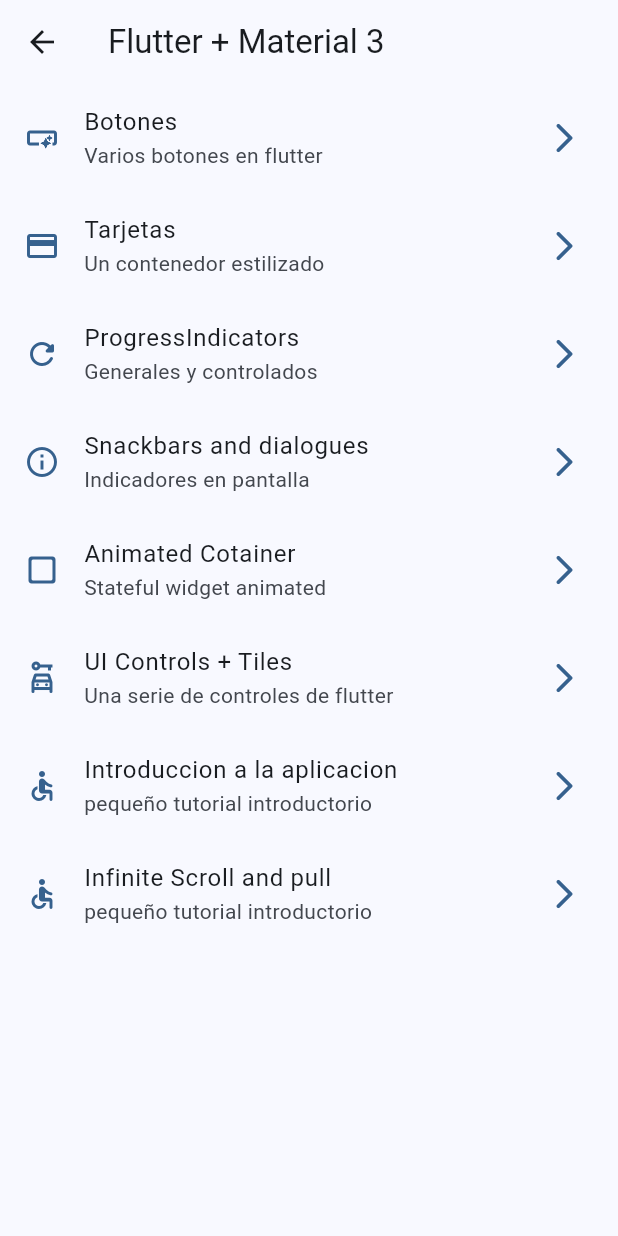
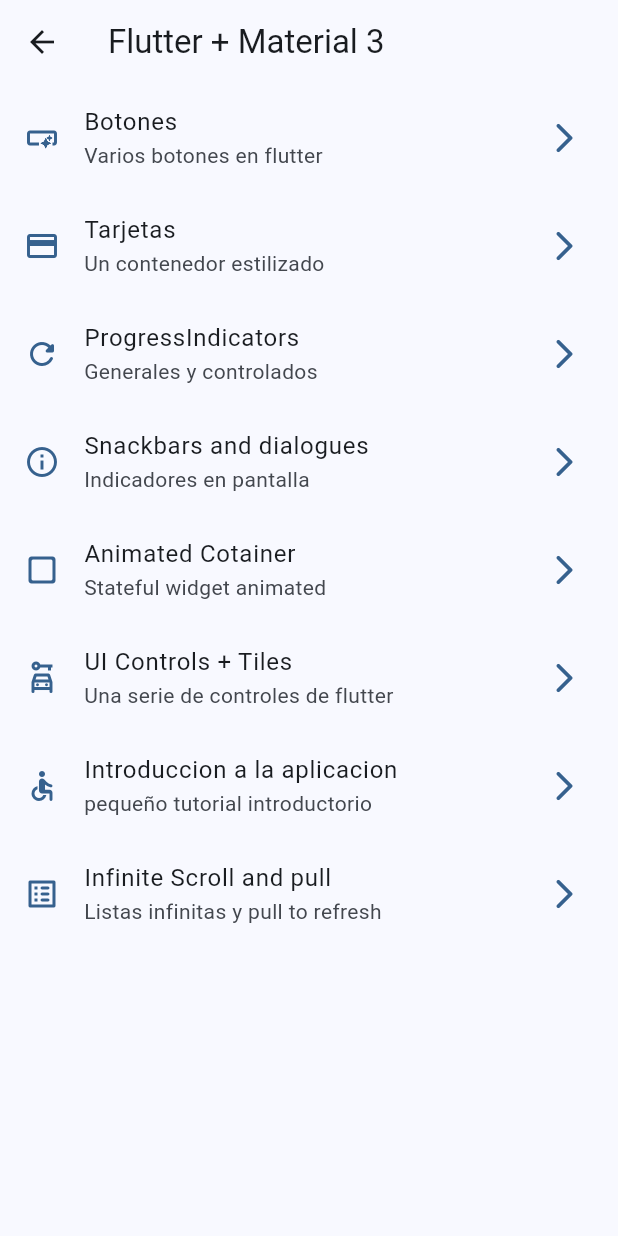
Before and after one commit to samuelrponce/Flutter-Dart, a Flutter app: the HomeScreen screen opened directly, on a phone screen of 412 x 824 dp. Run offline on Flutter 3.47's test engine with Material 2 defaults, Android fonts, the phone set to English and light mode, and no system bars; our stand-ins replace animate_do, go_router; statements that could not run were skipped.

Commit message:
avance
avance

```diff
--- a/widgets_app/lib/config/menu/menu_items.dart
+++ b/widgets_app/lib/config/menu/menu_items.dart
@@ -58,8 +58,8 @@
   ),
   MenuItem(
     title: 'Infinite Scroll and pull',
-    subTitle: 'pequeño tutorial introductorio',
-    link: '/tutorial',
-    icon: Icons.accessible_rounded,
+    subTitle: 'Listas infinitas y pull to refresh',
+    link: '/infinite',
+    icon: Icons.list_alt_rounded,
   ),
 ];
```
Also changed, not shown: widgets_app/lib/presentation/screens/infinite_scroll/infinite_scroll_screen.dart (+31 -2 lines), widgets_app/assets/images/4.jpg (added).
